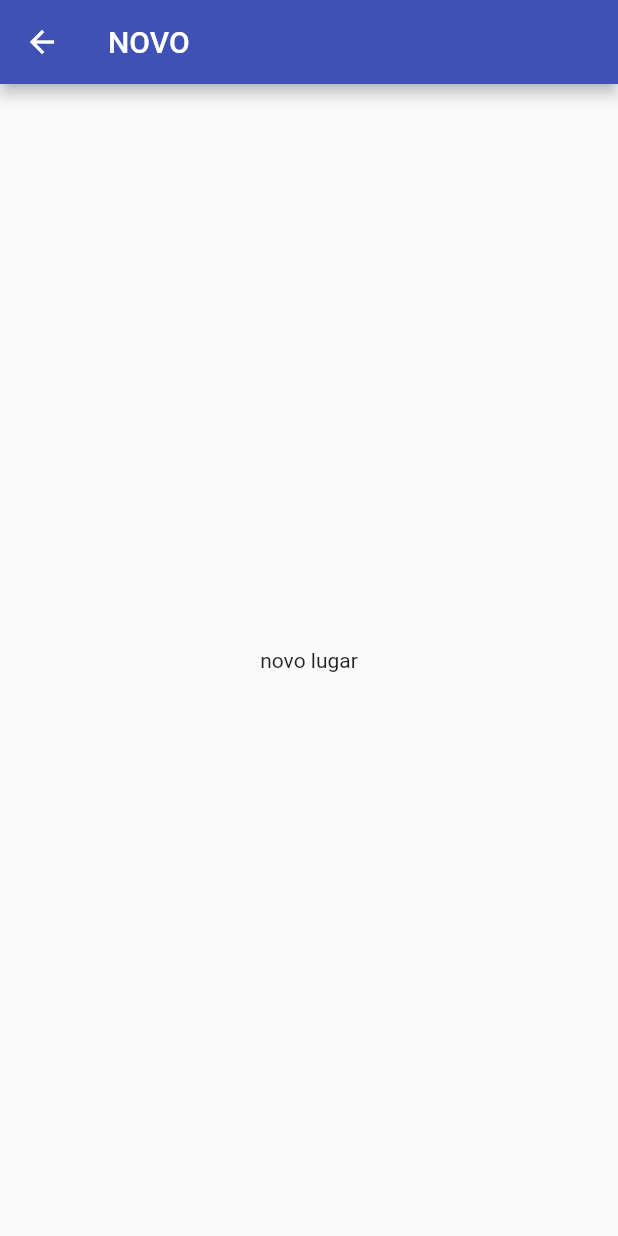
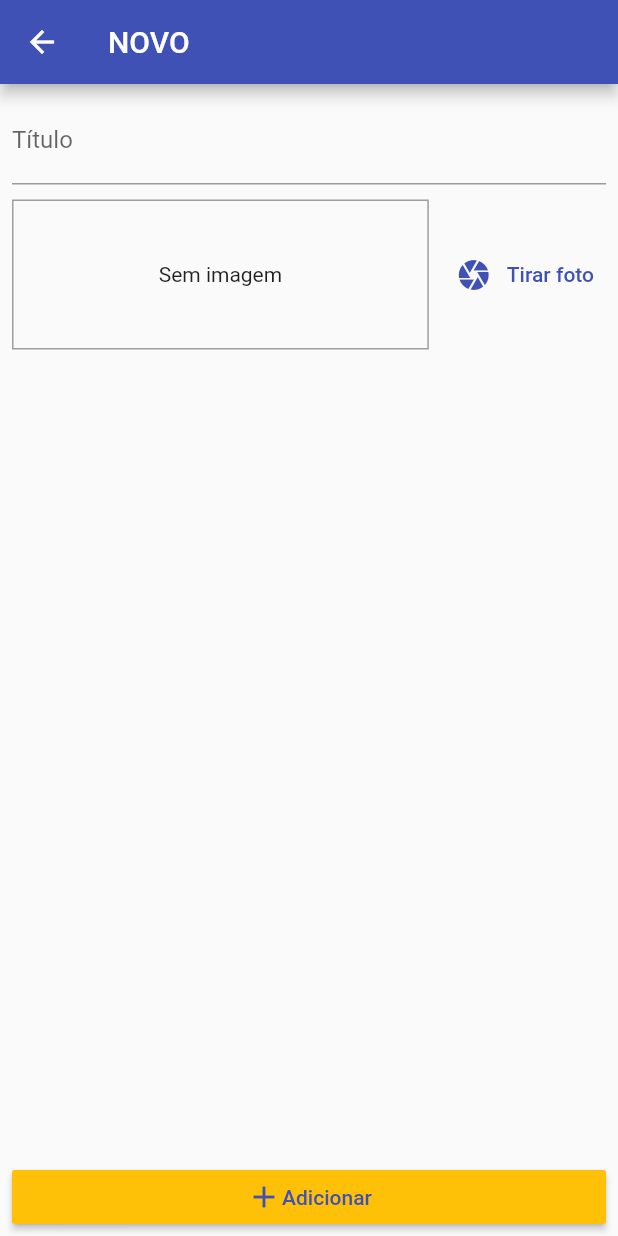
Before and after one commit to icarodavi/places, a Flutter app: the PlaceFormScreen screen opened by its route, on a phone screen of 412 x 824 dp. Run offline on Flutter 3.47's test engine with Material 2 defaults, Android fonts, the phone set to English and light mode, and no system bars; our stand-ins replace image_picker.

Commit message:
Create componente ImageInput

```diff
--- a/lib/screen/place_form_screen.dart
+++ b/lib/screen/place_form_screen.dart
@@ -1,4 +1,5 @@
 import 'package:flutter/material.dart';
+import 'package:places/widgets/image_input.dart';
 
 class PlaceFormScreen extends StatefulWidget {
   const PlaceFormScreen({Key? key}) : super(key: key);
@@ -8,14 +9,54 @@ class PlaceFormScreen extends StatefulWidget {
 }
 
 class _PlaceFormScreenState extends State<PlaceFormScreen> {
+  final _formKey = GlobalKey<FormState>();
+  final _formData = <String, Object>{};
+
+  void _submitForm() {}
   @override
   Widget build(BuildContext context) {
+    final _titleController = TextEditingController();
     return Scaffold(
       appBar: AppBar(
         title: const Text('NOVO'),
       ),
-      body: const Center(
-        child: Text('novo lugar'),
+      body: Form(
+        key: _formKey,
+        child: Padding(
+          padding: const EdgeInsets.all(8.0),
+          child: Column(
+            crossAxisAlignment: CrossAxisAlignment.stretch,
+            mainAxisAlignment: MainAxisAlignment.spaceBetween,
+            children: <Widget>[
+              SingleChildScrollView(
+                child: Column(
+                  children: [
+                    TextField(
+                      decoration: const InputDecoration(labelText: 'Título'),
+                      controller: _titleController,
+                      onEditingComplete: () =>
+                          _formData['title'] = _titleController.text,
+                    ),
+                    const SizedBox(
+                      height: 10,
+                    ),
+                    const ImageInput(),
+                  ],
+                ),
+              ),
+              MaterialButton(
+                onPressed: _submitForm,
+                color: Theme.of(context).colorScheme.secondary,
+                textColor: Theme.of(context).colorScheme.primary,
+                child: Row(
+                  mainAxisAlignment: MainAxisAlignment.center,
+                  children: const [Icon(Icons.add), Text('Adicionar')],
+                ),
+                materialTapTargetSize: MaterialTapTargetSize.shrinkWrap,
+              ),
+            ],
+          ),
+        ),
       ),
     );
   }
--- /dev/null
+++ b/lib/widgets/image_input.dart
@@ -0,0 +1,64 @@
+import 'dart:io';
+
+import 'package:flutter/material.dart';
+import 'package:image_picker/image_picker.dart';
+
+class ImageInput extends StatefulWidget {
+  const ImageInput({Key? key}) : super(key: key);
+
+  @override
+  State<ImageInput> createState() => _ImageInputState();
+}
+
+class _ImageInputState extends State<ImageInput> {
+  File? _storedImage;
+
+  _takePicture() async {
+    // print(_storedImage);
+    final ImagePicker _picker = ImagePicker();
+    XFile? imageFile = await _picker.pickImage(
+      source: ImageSource.camera,
+      maxWidth: 600,
+    ) as XFile;
+
+    setState(() {
+      _storedImage = File(imageFile.path);
+    });
+  }
+
+  @override
+  Widget build(BuildContext context) {
+    return Row(
+      mainAxisAlignment: MainAxisAlignment.spaceBetween,
+      children: [
+        Expanded(
+          child: Container(
+            width: 180,
+            height: 100,
+            decoration: BoxDecoration(
+              border: Border.all(width: 1, color: Colors.grey),
+            ),
+            alignment: Alignment.center,
+            child: _storedImage != null
+                ? Image.file(
+                    _storedImage as File,
+                    width: double.infinity,
+                    fit: BoxFit.cover,
+                  )
+                : const Text('Sem imagem'),
+          ),
+        ),
+        const SizedBox(width: 10),
+        TextButton(
+            onPressed: _takePicture,
+            child: Row(
+              children: const [
+                Icon(Icons.camera),
+                SizedBox(width: 10),
+                Text('Tirar foto'),
+              ],
+            ))
+      ],
+    );
+  }
+}
--- a/pubspec.yaml
+++ b/pubspec.yaml
@@ -35,6 +35,7 @@ dependencies:
   # Use with the CupertinoIcons class for iOS style icons.
   cupertino_icons: ^1.0.2
   provider: ^6.0.2
+  image_picker: ^0.8.5+3
 
 dev_dependencies:
   flutter_test:
```
Also changed, not shown: pubspec.lock.
